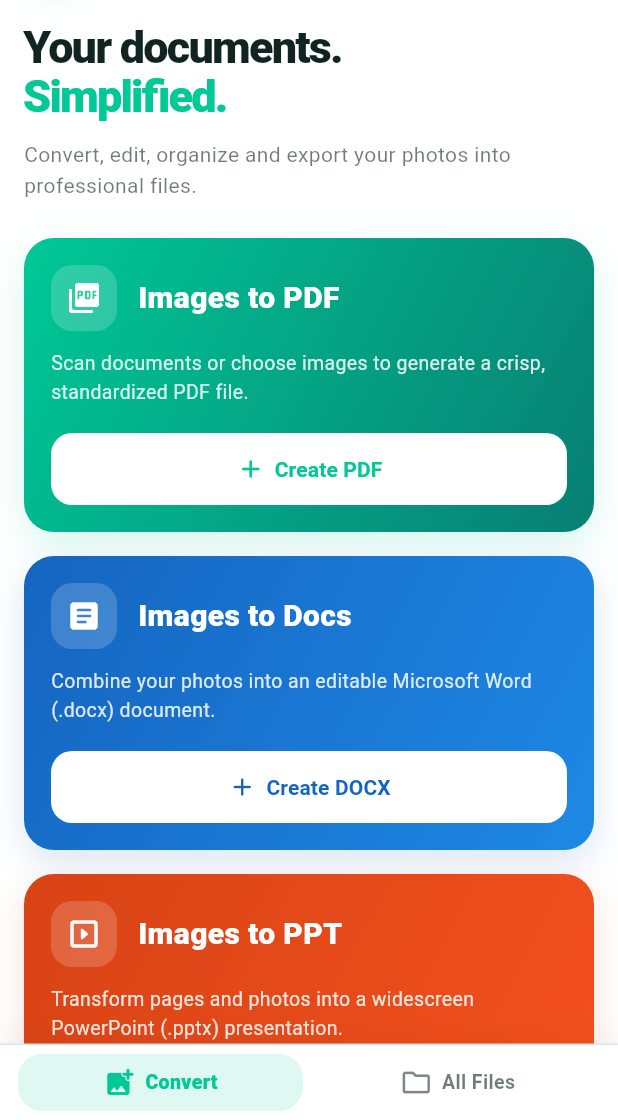
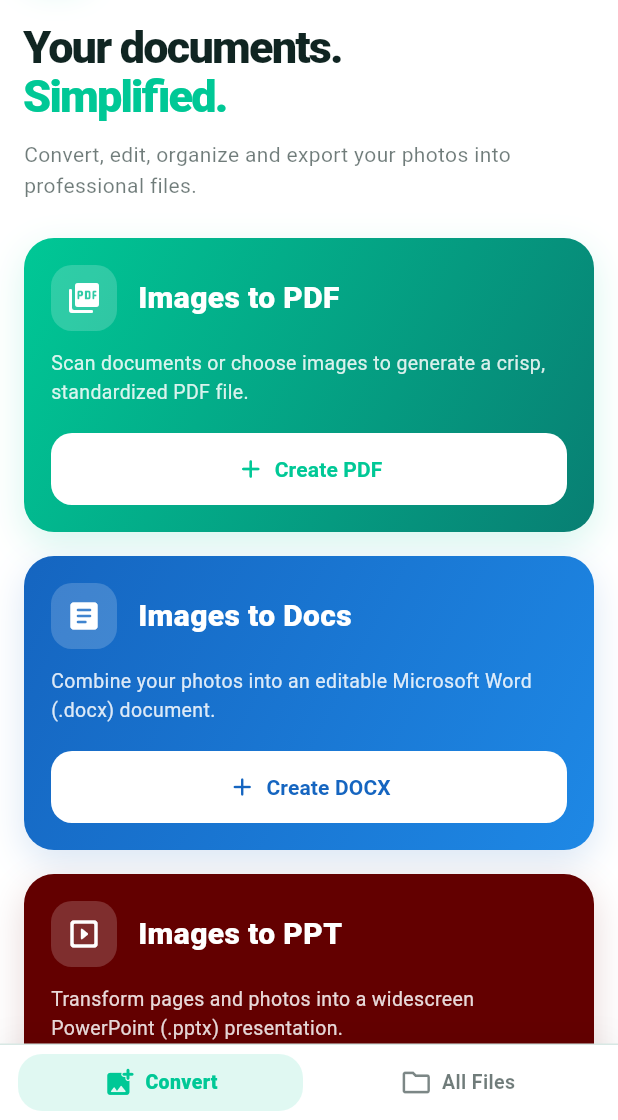
Before and after one commit to innovexatechnologies/DocVault, a Flutter app: the screen it shows after launch, on a phone screen of 412 x 824 dp, the part 116-1236 px from its top. Run offline on Flutter 3.47's test engine with Material 3 defaults, Android fonts, the phone set to English and light mode, and no system bars; our stand-ins replace camera, file_picker, image_picker, open_file, pdf, permission_handler and 1 more; missing offline and left inert: pdfx.

Commit message:
Change container colour

```diff
--- a/lib/features/home/home_screen.dart
+++ b/lib/features/home/home_screen.dart
@@ -218,8 +218,8 @@
                   buttonLabel: 'Create PPTX',
                   icon: Icons.slideshow_rounded,
                   gradientColors: [
-                    const Color(0xFFD84315),
-                    isDark ? const Color(0xFFE64A19) : const Color(0xFFF4511E),
+                    const Color.fromARGB(255, 99, 0, 0),
+                    isDark ? const Color.fromARGB(255, 99, 0, 0) : const Color.fromARGB(255, 99, 0, 0),
                   ],
                   onTap: () => _navigateToSourceSelection(
                     context,
```
